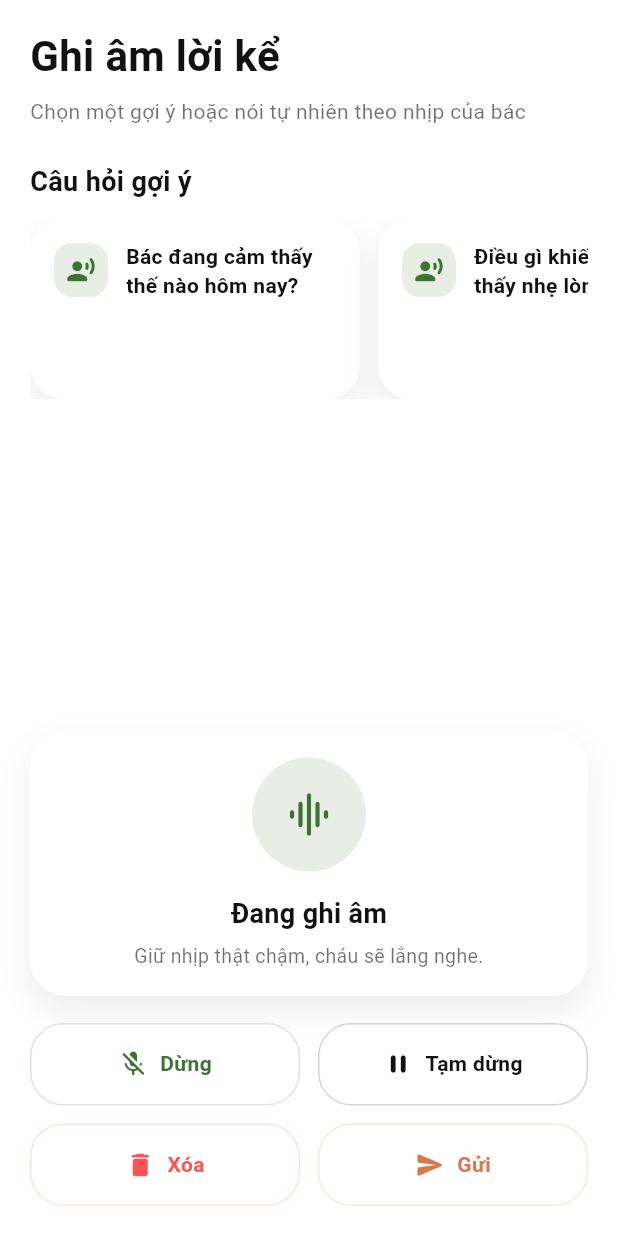
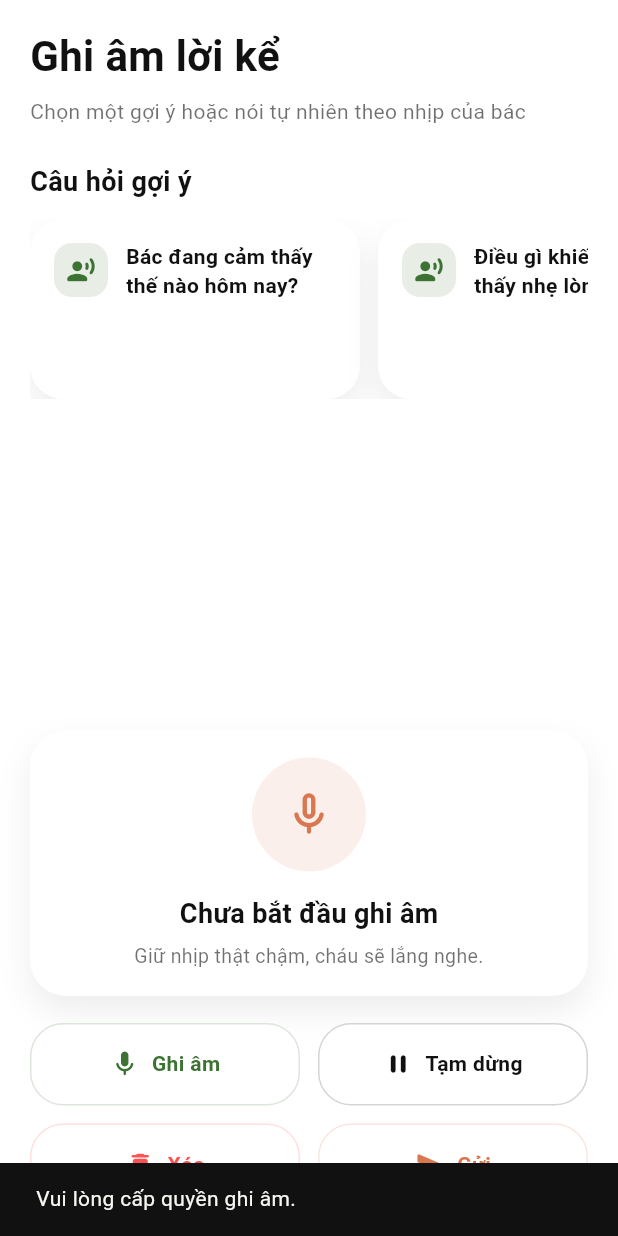
Before and after one commit to hoangtranduchai/emoheal, a Flutter app: the VoiceMemoScreen screen opened by its route, after a tap on "Ghi âm", on a phone screen of 412 x 824 dp. Run offline on Flutter 3.47's test engine with Material 3 defaults, Android fonts, the phone set to English and light mode, and no system bars; our stand-ins replace flutter_svg, google_fonts, supabase_flutter, video_player; missing offline and left inert: record; accounts and stored records are empty.

Commit message:
feat: complete Phase 7 Voice Memos feature

```diff
--- a/lib/presentation/screens/voice_memo_screen.dart
+++ b/lib/presentation/screens/voice_memo_screen.dart
@@ -1,6 +1,12 @@
+import 'dart:async';
+import 'dart:io';
+
 import 'package:flutter/material.dart';
+import 'package:path_provider/path_provider.dart';
+import 'package:record/record.dart';
 
 import '../../core/theme.dart';
+import '../../data/supabase_service.dart';
 
 class VoiceMemoScreen extends StatefulWidget {
   const VoiceMemoScreen({super.key});
@@ -18,8 +24,36 @@ class _VoiceMemoScreenState extends State<VoiceMemoScreen> {
     'Bác có muốn hít thở cùng cháu một chút không?',
   ];
 
+  final _audioRecorder = AudioRecorder();
+  final _supabaseService = SupabaseService();
+
   bool _isRecording = false;
   bool _isPaused = false;
+  bool _isUploading = false;
+
+  Timer? _timer;
+  int _recordDuration = 0;
+  String? _audioPath;
+
+  @override
+  void dispose() {
+    _timer?.cancel();
+    _audioRecorder.dispose();
+    super.dispose();
+  }
+
+  void _startTimer() {
+    _timer?.cancel();
+    _timer = Timer.periodic(const Duration(seconds: 1), (Timer t) {
+      setState(() => _recordDuration++);
+    });
+  }
+
+  String _formatDuration(int seconds) {
+    final minutes = seconds ~/ 60;
+    final remainingSeconds = seconds % 60;
+    return '${minutes.toString().padLeft(2, '0')}:${remainingSeconds.toString().padLeft(2, '0')}';
+  }
 
   Future<void> _confirmDelete() async {
     final shouldDelete = await showDialog<bool>(
@@ -59,27 +93,111 @@ class _VoiceMemoScreenState extends State<VoiceMemoScreen> {
     );
 
     if (shouldDelete == true) {
+      if (_isRecording) {
+        await _audioRecorder.stop();
+      }
+      _timer?.cancel();
+      if (_audioPath != null) {
+        try {
+          final file = File(_audioPath!);
+          if (await file.exists()) await file.delete();
+        } catch (e) {
+          debugPrint('Error deleting file: $e');
+        }
+      }
       setState(() {
         _isRecording = false;
         _isPaused = false;
+        _recordDuration = 0;
+        _audioPath = null;
       });
     }
   }
 
-  void _toggleRecord() {
+  Future<void> _toggleRecord() async {
+    try {
+      if (_isRecording) {
+        final path = await _audioRecorder.stop();
+        _timer?.cancel();
         setState(() {
-      _isRecording = !_isRecording;
-      if (_isRecording) {
+          _isRecording = false;
           _isPaused = false;
+          _audioPath = path;
+        });
+      } else {
+        if (await _audioRecorder.hasPermission()) {
+          final dir = await getApplicationDocumentsDirectory();
+          final filePath = '${dir.path}/voice_memo_${DateTime.now().millisecondsSinceEpoch}.m4a';
+          await _audioRecorder.start(const RecordConfig(), path: filePath);
+          setState(() {
+            _isRecording = true;
+            _isPaused = false;
+            _recordDuration = 0;
+            _audioPath = null;
+          });
+          _startTimer();
+        } else {
+          if (mounted) {
+            ScaffoldMessenger.of(context).showSnackBar(
+              const SnackBar(content: Text('Vui lòng cấp quyền ghi âm.')),
+            );
           }
+        }
+      }
+    } catch (e) {
+      debugPrint('Record error: $e');
+    }
+  }
+
+  Future<void> _togglePause() async {
+    if (!_isRecording) return;
+    try {
+      if (_isPaused) {
+        await _audioRecorder.resume();
+        _startTimer();
+        setState(() => _isPaused = false);
+      } else {
+        await _audioRecorder.pause();
+        _timer?.cancel();
+        setState(() => _isPaused = true);
+      }
+    } catch (e) {
+      debugPrint('Pause error: $e');
+    }
+  }
+
+  Future<void> _uploadVoiceMemo() async {
+    if (_audioPath == null) {
+      ScaffoldMessenger.of(context).showSnackBar(
+        const SnackBar(content: Text('Chưa có bản ghi âm nào để gửi.')),
+      );
+      return;
+    }
+
+    setState(() => _isUploading = true);
+    try {
+      final fileName = 'memo_${DateTime.now().millisecondsSinceEpoch}.m4a';
+      final fileUrl = await _supabaseService.uploadVoiceMemo(_audioPath!, fileName);
+      await _supabaseService.saveVoiceMemoMetadata('Hồi ký giọng nói', fileUrl, _recordDuration);
+
+      if (mounted) {
+        ScaffoldMessenger.of(context).showSnackBar(
+          const SnackBar(content: Text('Đã gửi hồi ký thành công!')),
+        );
+        setState(() {
+          _audioPath = null;
+          _recordDuration = 0;
         });
       }
-
-  void _togglePause() {
-    if (!_isRecording) return;
-    setState(() {
-      _isPaused = !_isPaused;
-    });
+    } catch (e) {
+      if (mounted) {
+        ScaffoldMessenger.of(context).showSnackBar(
+          SnackBar(content: Text('Lỗi: $e')),
+        );
+      }
+    } finally {
+      if (mounted) setState(() => _isUploading = false);
+    }
   }
 
   @override
@@ -182,25 +300,27 @@ class _VoiceMemoScreenState extends State<VoiceMemoScreen> {
               _RecordingStatusCard(
                 isRecording: _isRecording,
                 isPaused: _isPaused,
+                durationFormatted: _formatDuration(_recordDuration),
+                hasRecorded: _audioPath != null,
               ),
               const SizedBox(height: 18),
               Row(
                 children: [
                   Expanded(
                     child: _ControlButton(
-                      icon: _isRecording ? Icons.mic_off_rounded : Icons.mic_rounded,
+                      icon: _isRecording ? Icons.stop_rounded : Icons.mic_rounded,
                       label: _isRecording ? 'Dừng' : 'Ghi âm',
-                      color: AppColors.primaryGreen,
-                      onTap: _toggleRecord,
+                      color: _isRecording ? AppColors.warningOrange : AppColors.primaryGreen,
+                      onTap: _isUploading ? () {} : _toggleRecord,
                     ),
                   ),
                   const SizedBox(width: 12),
                   Expanded(
                     child: _ControlButton(
-                      icon: Icons.pause_rounded,
-                      label: 'Tạm dừng',
-                      color: _isPaused ? AppColors.warningOrange : AppColors.ink,
-                      onTap: _togglePause,
+                      icon: _isPaused ? Icons.play_arrow_rounded : Icons.pause_rounded,
+                      label: _isPaused ? 'Tiếp tục' : 'Tạm dừng',
+                      color: _isPaused ? AppColors.primaryGreen : AppColors.ink,
+                      onTap: (_isUploading || (!_isRecording && _audioPath == null)) ? () {} : _togglePause,
                     ),
                   ),
                 ],
@@ -213,16 +333,16 @@ class _VoiceMemoScreenState extends State<VoiceMemoScreen> {
                       icon: Icons.delete_rounded,
                       label: 'Xóa',
                       color: AppColors.redAccent,
-                      onTap: _confirmDelete,
+                      onTap: _isUploading ? () {} : _confirmDelete,
                     ),
                   ),
                   const SizedBox(width: 12),
                   Expanded(
                     child: _ControlButton(
-                      icon: Icons.send_rounded,
-                      label: 'Gửi',
+                      icon: _isUploading ? Icons.hourglass_empty_rounded : Icons.send_rounded,
+                      label: _isUploading ? 'Đang gửi...' : 'Gửi',
                       color: AppColors.warningOrange,
-                      onTap: () {},
+                      onTap: (_isUploading || _audioPath == null) ? () {} : _uploadVoiceMemo,
                     ),
                   ),
                 ],
@@ -236,16 +356,26 @@ class _VoiceMemoScreenState extends State<VoiceMemoScreen> {
 }
 
 class _RecordingStatusCard extends StatelessWidget {
-  const _RecordingStatusCard({required this.isRecording, required this.isPaused});
+  const _RecordingStatusCard({
+    required this.isRecording,
+    required this.isPaused,
+    required this.durationFormatted,
+    required this.hasRecorded,
+  });
 
   final bool isRecording;
   final bool isPaused;
+  final String durationFormatted;
+  final bool hasRecorded;
 
   @override
   Widget build(BuildContext context) {
-    final title = isRecording
-        ? (isPaused ? 'Đang tạm dừng' : 'Đang ghi âm')
-        : 'Chưa bắt đầu ghi âm';
+    String title = 'Chưa bắt đầu ghi âm';
+    if (isRecording) {
+      title = isPaused ? 'Đang tạm dừng' : 'Đang ghi âm';
+    } else if (hasRecorded) {
+      title = 'Bản ghi âm đã sẵn sàng';
+    }
 
     return Container(
       width: double.infinity,
@@ -272,7 +402,7 @@ class _RecordingStatusCard extends StatelessWidget {
                   .withValues(alpha: 0.12),
             ),
             child: Icon(
-              isRecording ? Icons.graphic_eq_rounded : Icons.mic_none_rounded,
+              isRecording ? Icons.graphic_eq_rounded : (hasRecorded ? Icons.check_rounded : Icons.mic_none_rounded),
               color: isRecording ? AppColors.primaryGreen : AppColors.warningOrange,
               size: 34,
             ),
@@ -288,12 +418,21 @@ class _RecordingStatusCard extends StatelessWidget {
             ),
           ),
           const SizedBox(height: 6),
+          if (isRecording || hasRecorded)
             Text(
-            isPaused
-                ? 'Bác có thể bấm tiếp tục khi sẵn sàng.'
-                : 'Giữ nhịp thật chậm, cháu sẽ lắng nghe.',
+              durationFormatted,
+              style: const TextStyle(
+                fontFamily: 'Roboto',
+                fontSize: 24,
+                fontWeight: FontWeight.w700,
+                color: AppColors.primaryGreen,
+              ),
+            ),
+          if (!isRecording && !hasRecorded)
+            const Text(
+              'Giữ nhịp thật chậm, cháu sẽ lắng nghe.',
               textAlign: TextAlign.center,
-            style: const TextStyle(
+              style: TextStyle(
                 fontFamily: 'Roboto',
                 fontSize: 13,
                 height: 1.4,
--- a/lib/router.dart
+++ b/lib/router.dart
@@ -15,7 +15,7 @@ import 'presentation/screens/chat_screen.dart';
 class AppRoutes {
   static const String onboarding = '/';
   static const String home = '/home';
-  static const String voiceMemo = '/voice-memo';
+  static const String voiceMemo = '/voice_memos';
   static const String history = '/history';
   static const String lotusBreathing = '/lotus-breathing';
   static const String radio = '/radio';
```
Lines whose indentation alone changed are shown as unchanged.
